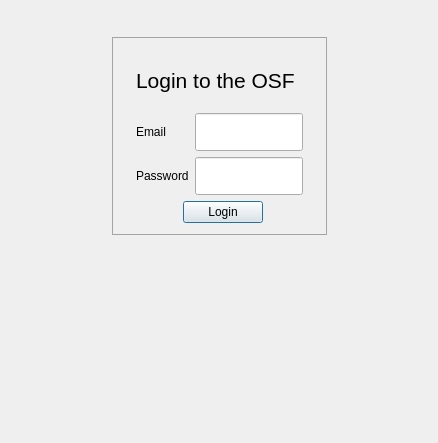
The window that JASP-Desktop/backstage/authwidget.ui (jasp-stats/jasp-desktop) describes before a commit, drawn with Qt 5.
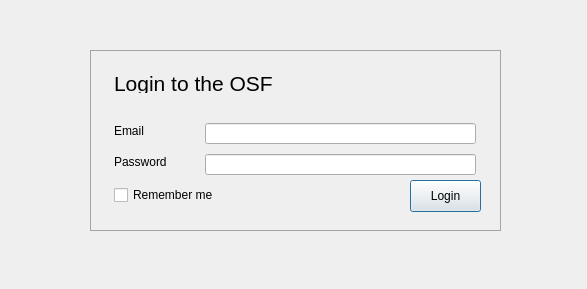
The same window after the commit.

```diff
--- a/JASP-Desktop/backstage/authwidget.ui
+++ b/JASP-Desktop/backstage/authwidget.ui
@@ -6,8 +6,8 @@
    <rect>
     <x>0</x>
     <y>0</y>
-    <width>438</width>
-    <height>443</height>
+    <width>587</width>
+    <height>289</height>
    </rect>
   </property>
   <property name="sizePolicy">
@@ -19,35 +19,15 @@
   <property name="windowTitle">
    <string>Form</string>
   </property>
-  <layout class="QGridLayout" name="gridLayout_2">
-   <item row="1" column="2">
-    <spacer name="horizontalSpacer_3">
-     <property name="orientation">
-      <enum>Qt::Horizontal</enum>
-     </property>
-     <property name="sizeHint" stdset="0">
-      <size>
-       <width>51</width>
-       <height>20</height>
-      </size>
-     </property>
-    </spacer>
-   </item>
-   <item row="1" column="0">
-    <spacer name="horizontalSpacer_2">
-     <property name="orientation">
-      <enum>Qt::Horizontal</enum>
-     </property>
-     <property name="sizeHint" stdset="0">
-      <size>
-       <width>51</width>
-       <height>20</height>
-      </size>
-     </property>
-    </spacer>
-   </item>
-   <item row="0" column="1">
     <widget class="QWidget" name="widget_2" native="true">
+   <property name="geometry">
+    <rect>
+     <x>90</x>
+     <y>12</y>
+     <width>411</width>
+     <height>20</height>
+    </rect>
+   </property>
      <property name="minimumSize">
       <size>
        <width>0</width>
@@ -55,9 +35,15 @@
       </size>
      </property>
     </widget>
-   </item>
-   <item row="1" column="1">
     <widget class="QWidget" name="internalWidget" native="true">
+   <property name="geometry">
+    <rect>
+     <x>90</x>
+     <y>50</y>
+     <width>411</width>
+     <height>181</height>
+    </rect>
+   </property>
      <property name="sizePolicy">
       <sizepolicy hsizetype="Preferred" vsizetype="Preferred">
        <horstretch>0</horstretch>
@@ -69,75 +55,41 @@
 	border: 1px solid #A3A4A5 ;
 }</string>
      </property>
-     <layout class="QGridLayout" name="gridLayout">
-      <property name="leftMargin">
-       <number>24</number>
-      </property>
-      <property name="topMargin">
-       <number>24</number>
-      </property>
-      <property name="rightMargin">
-       <number>24</number>
-      </property>
-      <property name="bottomMargin">
-       <number>12</number>
-      </property>
-      <item row="4" column="0" colspan="2">
        <widget class="QWidget" name="widget" native="true">
-        <layout class="QHBoxLayout" name="horizontalLayout">
-         <property name="leftMargin">
-          <number>0</number>
-         </property>
-         <property name="topMargin">
-          <number>0</number>
-         </property>
-         <property name="rightMargin">
-          <number>0</number>
-         </property>
-         <property name="bottomMargin">
-          <number>0</number>
-         </property>
-         <item>
-          <spacer name="horizontalSpacer">
-           <property name="orientation">
-            <enum>Qt::Horizontal</enum>
-           </property>
-           <property name="sizeHint" stdset="0">
-            <size>
-             <width>47</width>
+    <property name="geometry">
+     <rect>
+      <x>24</x>
+      <y>135</y>
+      <width>259</width>
+      <height>32</height>
+     </rect>
+    </property>
+    <widget class="QCheckBox" name="RememberMeCheckBox">
+     <property name="geometry">
+      <rect>
+       <x>0</x>
+       <y>0</y>
+       <width>161</width>
              <height>20</height>
-            </size>
-           </property>
-          </spacer>
-         </item>
-         <item>
-          <widget class="QPushButton" name="loginButton">
+      </rect>
+     </property>
+     <property name="layoutDirection">
+      <enum>Qt::LeftToRight</enum>
+     </property>
            <property name="text">
-            <string>Login</string>
-           </property>
-           <property name="default">
-            <bool>true</bool>
-           </property>
-          </widget>
-         </item>
-         <item>
-          <spacer name="horizontalSpacer_4">
-           <property name="orientation">
-            <enum>Qt::Horizontal</enum>
-           </property>
-           <property name="sizeHint" stdset="0">
-            <size>
-             <width>40</width>
-             <height>20</height>
-            </size>
-           </property>
-          </spacer>
-         </item>
-        </layout>
-       </widget>
-      </item>
-      <item row="2" column="0">
+      <string>Remember me</string>
+     </property>
+    </widget>
+   </widget>
        <widget class="QLabel" name="label">
+    <property name="geometry">
+     <rect>
+      <x>24</x>
+      <y>73</y>
+      <width>61</width>
+      <height>16</height>
+     </rect>
+    </property>
         <property name="sizePolicy">
          <sizepolicy hsizetype="Expanding" vsizetype="Expanding">
           <horstretch>0</horstretch>
@@ -148,9 +100,15 @@
          <string>Email</string>
         </property>
        </widget>
-      </item>
-      <item row="3" column="0">
        <widget class="QLabel" name="label_2">
+    <property name="geometry">
+     <rect>
+      <x>24</x>
+      <y>104</y>
+      <width>71</width>
+      <height>16</height>
+     </rect>
+    </property>
         <property name="sizePolicy">
          <sizepolicy hsizetype="Expanding" vsizetype="Expanding">
           <horstretch>0</horstretch>
@@ -161,9 +119,15 @@
          <string>Password</string>
         </property>
        </widget>
-      </item>
-      <item row="3" column="1">
        <widget class="QLineEdit" name="password">
+    <property name="geometry">
+     <rect>
+      <x>115</x>
+      <y>104</y>
+      <width>271</width>
+      <height>21</height>
+     </rect>
+    </property>
         <property name="sizePolicy">
          <sizepolicy hsizetype="Expanding" vsizetype="Expanding">
           <horstretch>0</horstretch>
@@ -174,9 +138,15 @@
          <enum>QLineEdit::Password</enum>
         </property>
        </widget>
-      </item>
-      <item row="2" column="1">
        <widget class="QLineEdit" name="email">
+    <property name="geometry">
+     <rect>
+      <x>115</x>
+      <y>73</y>
+      <width>271</width>
+      <height>21</height>
+     </rect>
+    </property>
         <property name="sizePolicy">
          <sizepolicy hsizetype="Expanding" vsizetype="Expanding">
           <horstretch>0</horstretch>
@@ -187,9 +157,15 @@
          <string/>
         </property>
        </widget>
-      </item>
-      <item row="0" column="0" colspan="2">
        <widget class="QLabel" name="label_3">
+    <property name="geometry">
+     <rect>
+      <x>24</x>
+      <y>24</y>
+      <width>181</width>
+      <height>19</height>
+     </rect>
+    </property>
         <property name="sizePolicy">
          <sizepolicy hsizetype="Expanding" vsizetype="Expanding">
           <horstretch>0</horstretch>
@@ -205,9 +181,15 @@
          <string>Login to the OSF</string>
         </property>
        </widget>
-      </item>
-      <item row="1" column="0">
        <widget class="QWidget" name="widget_3" native="true">
+    <property name="geometry">
+     <rect>
+      <x>24</x>
+      <y>53</y>
+      <width>167</width>
+      <height>16</height>
+     </rect>
+    </property>
         <property name="minimumSize">
          <size>
           <width>0</width>
@@ -215,24 +197,23 @@
          </size>
         </property>
        </widget>
-      </item>
-     </layout>
-    </widget>
-   </item>
-   <item row="2" column="1">
-    <spacer name="verticalSpacer">
-     <property name="orientation">
-      <enum>Qt::Vertical</enum>
-     </property>
-     <property name="sizeHint" stdset="0">
-      <size>
-       <width>20</width>
-       <height>40</height>
-      </size>
-     </property>
-    </spacer>
-   </item>
-  </layout>
+   <widget class="QPushButton" name="loginButton">
+    <property name="geometry">
+     <rect>
+      <x>320</x>
+      <y>130</y>
+      <width>71</width>
+      <height>32</height>
+     </rect>
+    </property>
+    <property name="text">
+     <string>Login</string>
+    </property>
+    <property name="default">
+     <bool>true</bool>
+    </property>
+   </widget>
+  </widget>
  </widget>
  <tabstops>
   <tabstop>email</tabstop>
```
Left out of the diff: 1 changed line with no effect on the pictures. Lines whose indentation alone changed are shown as unchanged.
